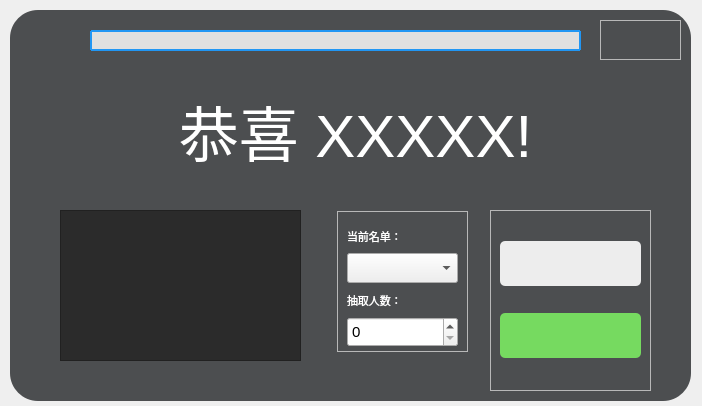
This is picker.ui in Yish1/Class-Roster-Picker-NEXT as Qt 5 draws it before an edit. The edited form follows.
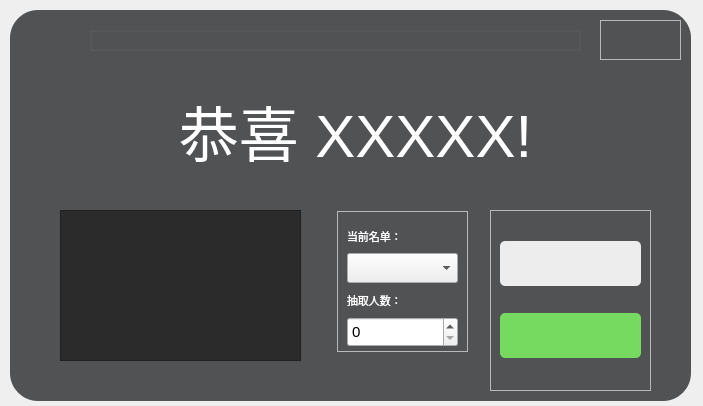
This is the edited form. Icons and pictures are not drawn.

What changed in the file:
```diff
--- a/picker.ui
+++ b/picker.ui
@@ -6,7 +6,7 @@
    <rect>
     <x>0</x>
     <y>0</y>
-    <width>702</width>
+    <width>703</width>
     <height>406</height>
    </rect>
   </property>
@@ -27,7 +27,7 @@
     </rect>
    </property>
    <property name="styleSheet">
-    <string notr="true">background-color: rgba(42, 45, 47, 0.83);
+    <string notr="true">background-color: rgba(42, 45, 47, 0.81);
 border-top-left-radius :28px;
 border-bottom-left-radius :28px;
 border-top-right-radius :28px;
@@ -422,9 +422,9 @@
    </property>
    <property name="styleSheet">
     <string notr="true"> QProgressBar {
-        border: 2px solid #2196F3;
-        border-radius: 1px;
-        background-color: #E0E0E0;
+        border: 2px solid rgba(88, 88, 88, 0.81);
+        border-radius: 2px;
+        background-color: rgba(0, 0, 0, 0);
     }
 
     QProgressBar::chunk {
```
Left out of the diff: 2 changed lines with no effect on the pictures.
